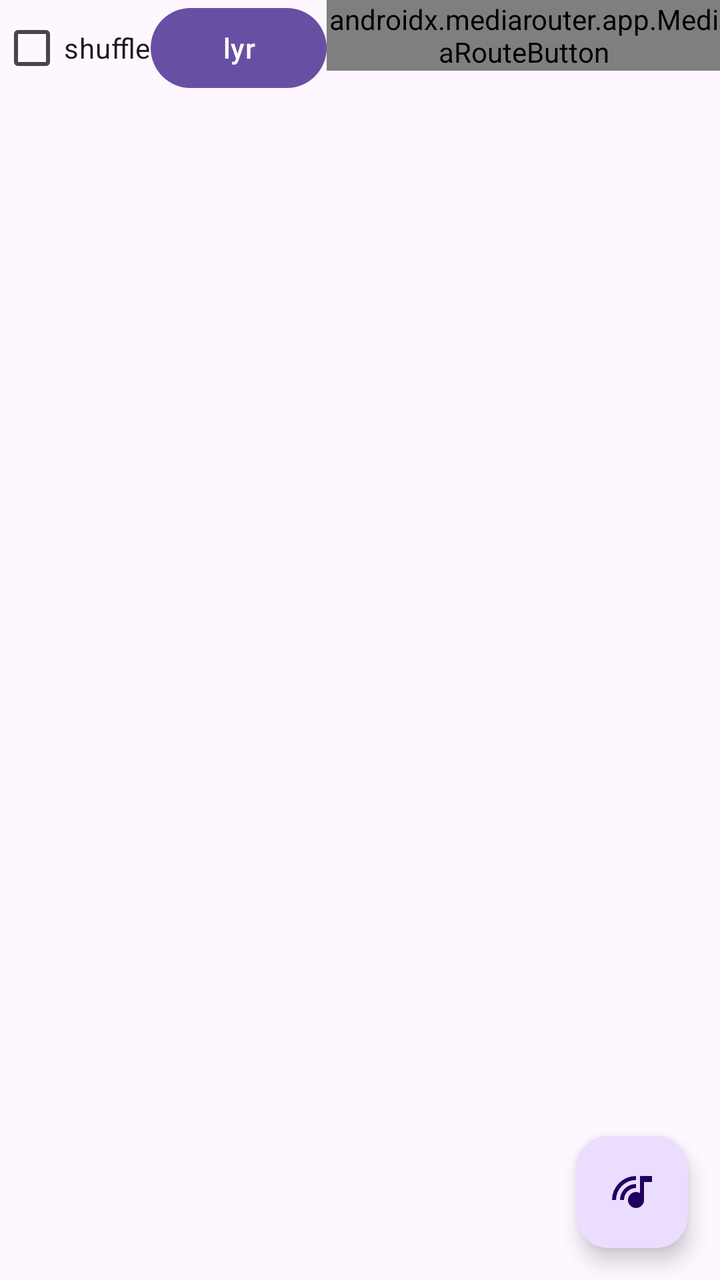
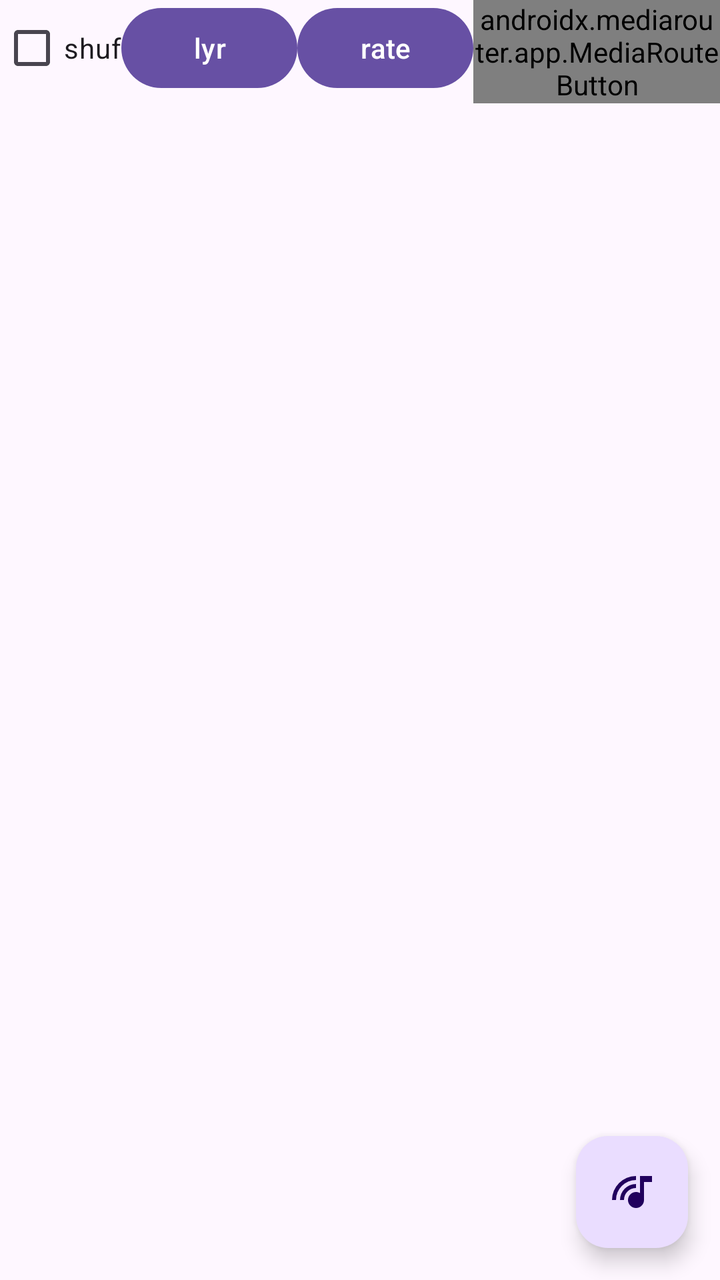

The first picture is an Android layout as it rendered before a commit; the second is the same layout after the commit. The layout source and the unified diff follow.
<!-- AndroidManifest.xml: activity theme Theme.Tunz -->
<!-- res/layout/activity_main.xml -->
<?xml version="1.0" encoding="utf-8"?>
<androidx.coordinatorlayout.widget.CoordinatorLayout xmlns:android="http://schemas.android.com/apk/res/android"
    xmlns:app="http://schemas.android.com/apk/res-auto"
    xmlns:tools="http://schemas.android.com/tools"
    android:layout_width="match_parent"
    android:layout_height="match_parent"
    android:fitsSystemWindows="true"
    tools:context=".MainActivity">

    <LinearLayout
        android:id="@+id/lo_const"
        android:layout_width="match_parent"
        android:layout_height="match_parent"
        android:orientation="vertical"
        app:layout_behavior="@string/appbar_scrolling_view_behavior">

        <LinearLayout
            android:id="@+id/lo_lin1"
            android:layout_width="match_parent"
            android:layout_height="wrap_content"
            android:orientation="horizontal" />

        <LinearLayout
            android:id="@+id/lo_lin2"
            android:layout_width="match_parent"
            android:layout_height="wrap_content"
            android:orientation="horizontal" />

        <LinearLayout
            android:layout_width="match_parent"
            android:layout_height="wrap_content"
            android:orientation="horizontal">

            <CheckBox
                android:id="@+id/cb_shuf"
                android:layout_width="wrap_content"
                android:layout_height="wrap_content"
                android:text="shuffle" />

            <Button
                android:id="@+id/btn_lyr"
                android:layout_width="wrap_content"
                android:layout_height="wrap_content"
                android:text="lyr" />

            <androidx.mediarouter.app.MediaRouteButton
                android:id="@+id/btn_cast"
                android:layout_width="wrap_content"
                android:layout_height="wrap_content" />

            <TextView
                android:id="@+id/tv_count"
                android:layout_width="wrap_content"
                android:layout_height="wrap_content"
                android:layout_gravity="center_vertical"
                android:paddingStart="8dp" />

        </LinearLayout>

        <LinearLayout
            android:id="@+id/sv_rate"
            android:layout_width="match_parent"
            android:layout_height="wrap_content"
            android:background="#CC000000"
            android:orientation="vertical"
            android:visibility="gone">

            <LinearLayout
                android:id="@+id/lo_rate1"
                android:layout_width="match_parent"
                android:layout_height="wrap_content"
                android:gravity="start"
                android:orientation="horizontal"
                android:paddingStart="12dp"
                android:paddingTop="8dp"
                android:paddingEnd="12dp" />

            <LinearLayout
                android:id="@+id/lo_rate2"
                android:layout_width="match_parent"
                android:layout_height="wrap_content"
                android:gravity="start"
                android:orientation="horizontal"
                android:paddingStart="12dp"
                android:paddingEnd="12dp"
                android:paddingBottom="8dp" />

        </LinearLayout>

        <ScrollView
            android:layout_width="match_parent"
            android:layout_height="0dp"
            android:layout_weight="1"
            android:layout_marginStart="16dp">

            <HorizontalScrollView
                android:layout_width="match_parent"
                android:layout_height="wrap_content">

                <TableLayout
                    android:id="@+id/lo_tbl"
                    android:layout_width="match_parent"
                    android:layout_height="wrap_content">

                    <TableRow
                        android:layout_width="match_parent"
                        android:layout_height="match_parent" />

                    <TableRow
                        android:layout_width="match_parent"
                        android:layout_height="match_parent" />

                </TableLayout>

            </HorizontalScrollView>
        </ScrollView>

        <ImageView
            android:id="@+id/iv_art"
            android:layout_width="match_parent"
            android:layout_height="0dp"
            android:layout_weight="1"
            android:scaleType="centerCrop"
            android:visibility="gone" />

    </LinearLayout>

        <com.google.android.material.floatingactionbutton.FloatingActionButton
        android:id="@+id/fab"
        android:layout_width="wrap_content"
        android:layout_height="wrap_content"
        android:layout_gravity="bottom|end"
        android:layout_marginEnd="@dimen/fab_margin"
        android:layout_marginBottom="16dp"
        android:contentDescription="@string/playpause"
        android:src="@drawable/outline_music_cast_24" />

</androidx.coordinatorlayout.widget.CoordinatorLayout>
<!-- resources referenced by this layout -->
<resources>
  <dimen name="fab_margin">16dp</dimen>
  <!-- drawable outline_music_cast_24 (drawable) -->
  <vector xmlns:android="http://schemas.android.com/apk/res/android" android:height="24dp" android:tint="#2A2B78" android:viewportHeight="960" android:viewportWidth="960" android:width="24dp">
        
      <path android:fillColor="@android:color/white" android:pathData="M447,753Q400,706 400,640Q400,574 447,527Q494,480 560,480Q583,480 602.5,485.5Q622,491 640,502L640,160L880,160L880,280L720,280L720,640Q720,706 673,753Q626,800 560,800Q494,800 447,753ZM80,640Q80,541 118,453.5Q156,366 221,301Q286,236 373.5,198Q461,160 560,160L560,240Q478,240 405,271.5Q332,303 277.5,357.5Q223,412 191.5,484.5Q160,557 160,640L80,640ZM240,640Q240,574 265.5,515.5Q291,457 334.5,413.5Q378,370 436,345Q494,320 560,320L560,400Q460,400 390,470Q320,540 320,640L240,640Z"/>
      
  </vector>
  <string name="playpause">play/pause"&gt;</string>
  <style name="Theme.Tunz" parent="Base.Theme.Tunz" />
  <style name="Base.Theme.Tunz" parent="Theme.Material3.DayNight.NoActionBar">
          
          
      </style>
</resources>

<!-- the commit's change to res/layout/activity_main.xml (unified diff, before → after) -->
@@ -35,13 +35,19 @@
                 android:id="@+id/cb_shuf"
                 android:layout_width="wrap_content"
                 android:layout_height="wrap_content"
-                android:text="shuffle" />
+                android:text="shuf" />
 
             <Button
                 android:id="@+id/btn_lyr"
                 android:layout_width="wrap_content"
                 android:layout_height="wrap_content"
                 android:text="lyr" />
+
+            <Button
+                android:id="@+id/btn_rate"
+                android:layout_width="wrap_content"
+                android:layout_height="wrap_content"
+                android:text="rate" />
 
             <androidx.mediarouter.app.MediaRouteButton
                 android:id="@+id/btn_cast"
@@ -54,36 +60,6 @@
                 android:layout_height="wrap_content"
                 android:layout_gravity="center_vertical"
                 android:paddingStart="8dp" />
-
-        </LinearLayout>
-
-        <LinearLayout
-            android:id="@+id/sv_rate"
-            android:layout_width="match_parent"
-            android:layout_height="wrap_content"
-            android:background="#CC000000"
-            android:orientation="vertical"
-            android:visibility="gone">
-
-            <LinearLayout
-                android:id="@+id/lo_rate1"
-                android:layout_width="match_parent"
-                android:layout_height="wrap_content"
-                android:gravity="start"
-                android:orientation="horizontal"
-                android:paddingStart="12dp"
-                android:paddingTop="8dp"
-                android:paddingEnd="12dp" />
-
-            <LinearLayout
-                android:id="@+id/lo_rate2"
-                android:layout_width="match_parent"
-                android:layout_height="wrap_content"
-                android:gravity="start"
-                android:orientation="horizontal"
-                android:paddingStart="12dp"
-                android:paddingEnd="12dp"
-                android:paddingBottom="8dp" />
 
         </LinearLayout>
 
